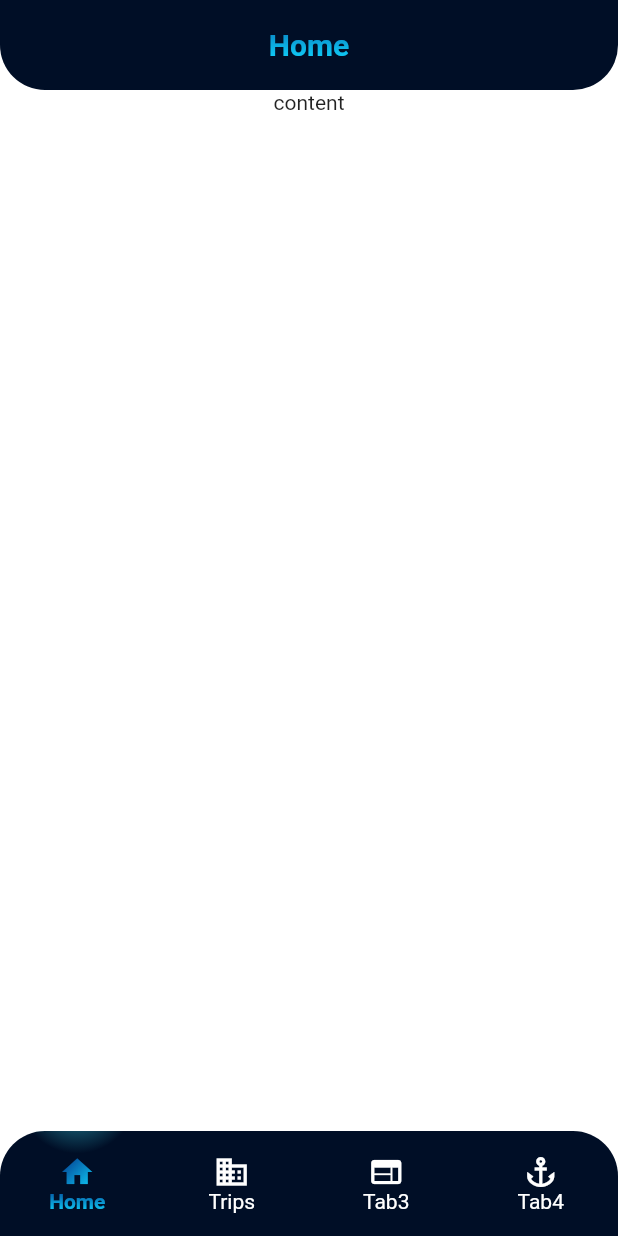
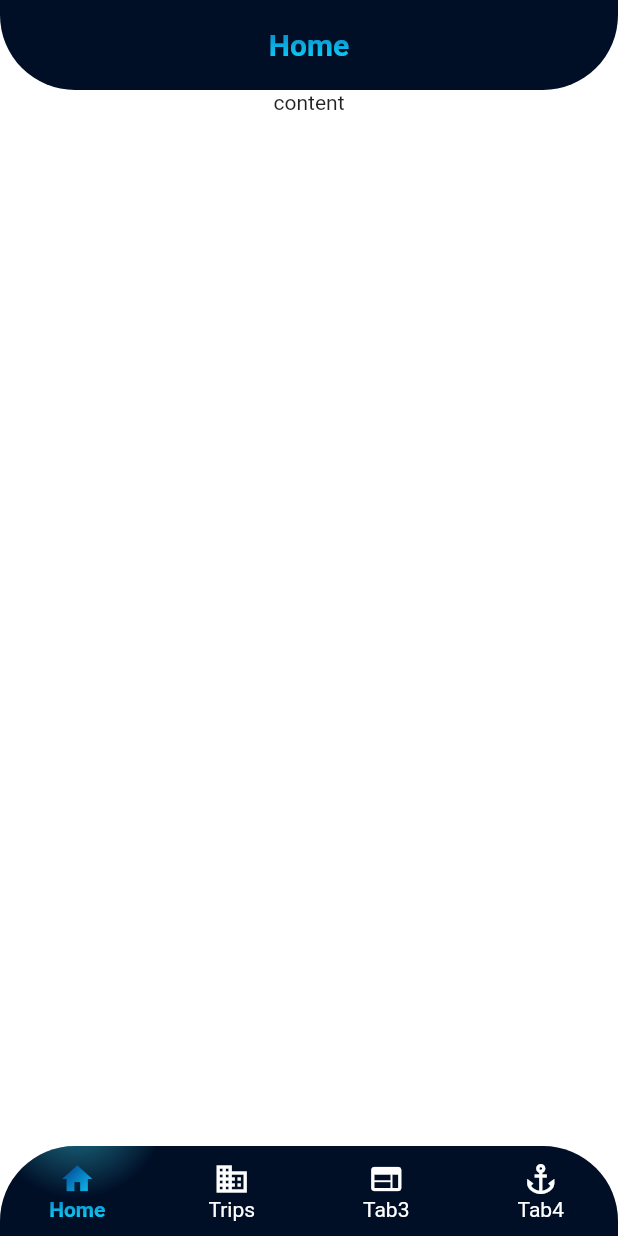
Before and after one commit to rdneagu/flutter_tripity, a Flutter app: the HomeScreen screen opened directly, on a phone screen of 412 x 824 dp. Run offline on Flutter 3.47's test engine with Material 2 defaults, Android fonts, the phone set to English and light mode, and no system bars; our stand-ins replace mobx; generated files the repository leaves out were written again.

Commit message:
Adds gradient widgets for icon and text

```diff
--- a/lib/constants.dart
+++ b/lib/constants.dart
@@ -8,9 +8,9 @@ const Color kWhite = Color(0xFFFFFFFF);
 const Color kGrey = Color(0xFFF4F5F7);
 const Color kBlack = Color(0xFF2D3243);
 
-const Color kNavigationBarColor = Color(0xFF000E26);
+const Color kDarkestBlue = Color(0xFF000E26);
 const List<Color> kNavigationBarSelectedGradient = [Color(0xFF002B80), Color(0xFF40EAFF)];
-const List<Color> kNavigationBarSelectedGlow = [Color(0xAA40EAFF), Color(0x0040EAFF)];
+const List<Color> kNavigationBarSelectedGlow = [Color(0x8840EAFF), Color(0x0040EAFF)];
 
 // Padding
 const double kPaddingS = 8.0;
--- a/lib/screens/authentication/widgets/Header.dart
+++ b/lib/screens/authentication/widgets/Header.dart
@@ -2,7 +2,7 @@ import 'package:flutter/foundation.dart';
 import 'package:flutter/material.dart';
 
 import 'package:flutter_tripity/constants.dart';
-import 'package:flutter_tripity/widgets/Logo.dart';
+import 'package:flutter_tripity/widgets/logo.dart';
 import 'package:flutter_tripity/screens/authentication/widgets/FadeSlideTransition.dart';
 
 class Header extends StatelessWidget {
@@ -19,10 +19,7 @@ class Header extends StatelessWidget {
       child: Column(
         crossAxisAlignment: CrossAxisAlignment.start,
         children: <Widget>[
-          Logo(
-            color: kBlue,
-            size: 48.0,
-          ),
+          Logo(size: 48.0),
           const SizedBox(height: kSpaceM),
           FadeSlideTransition(
             animation: animation,
--- a/lib/screens/home/HomeScreen.dart
+++ b/lib/screens/home/HomeScreen.dart
@@ -32,7 +32,9 @@ class _HomeState extends State<HomeScreen> with SingleTickerProviderStateMixin {
 
   void _updateTabIndex(i) {
     setState(() {
+      if (_currentTabIndex != i) {
         _currentTabIndex = i;
+      }
     });
   }
 
@@ -46,11 +48,12 @@ class _HomeState extends State<HomeScreen> with SingleTickerProviderStateMixin {
             child: Column(
               crossAxisAlignment: CrossAxisAlignment.stretch,
               children: <Widget>[
-                Container(
+                ClipRRect(
+                  borderRadius: BorderRadius.only(bottomRight: Radius.circular(50), bottomLeft: Radius.circular(50)),
+                  child: Container(
                     height: 60.0,
                     decoration: BoxDecoration(
-                    color: kNavigationBarColor,
-                    borderRadius: BorderRadius.only(bottomRight: Radius.circular(30), bottomLeft: Radius.circular(30)),
+                      color: kDarkestBlue,
                     ),
                     child: Row(children: <Widget>[
                       Expanded(
@@ -60,12 +63,13 @@ class _HomeState extends State<HomeScreen> with SingleTickerProviderStateMixin {
                               _tabItems[_currentTabIndex]["label"],
                               style: TextStyle(color: kNavigationBarSelectedGradient[1], fontWeight: FontWeight.w600, fontSize: 20.0),
                             ),
-                          begin: Alignment(0.0, -3),
+                            begin: Alignment(0.0, -3.0),
                             end: Alignment.bottomCenter,
                           ),
                         ),
-                    )
+                      ),
                     ]),
+                  ),
                 ),
                 Expanded(
                   child: Column(
--- a/lib/screens/onboarding/OnboardingScreen.dart
+++ b/lib/screens/onboarding/OnboardingScreen.dart
@@ -215,13 +215,26 @@ class _OnboardingState extends State<OnboardingScreen> with TickerProviderStateM
       body: Stack(
         children: <Widget>[
           SafeArea(
+            child: Column(
+              children: <Widget>[
+                Container(
+                  height: 60.0,
+                  decoration: BoxDecoration(
+                    color: kDarkestBlue,
+                    borderRadius: BorderRadius.only(bottomRight: Radius.circular(50), bottomLeft: Radius.circular(50)),
+                  ),
+                  child: Padding(
+                    padding: const EdgeInsets.symmetric(horizontal: kPaddingL),
+                    child: Header(
+                      onSkip: () async => await _goToLogin(),
+                    ),
+                  ),
+                ),
+                Expanded(
                   child: Padding(
                     padding: const EdgeInsets.all(kPaddingL),
                     child: Column(
                       children: <Widget>[
-                  Header(
-                    onSkip: () async => await _goToLogin(),
-                  ),
                         Expanded(
                           child: _getPage(),
                         ),
@@ -242,6 +255,9 @@ class _OnboardingState extends State<OnboardingScreen> with TickerProviderStateM
                     ),
                   ),
                 ),
+              ],
+            ),
+          ),
           AnimatedBuilder(
             animation: _rippleAnimation,
             builder: (_, Widget child) {
--- a/lib/screens/onboarding/widgets/Header.dart
+++ b/lib/screens/onboarding/widgets/Header.dart
@@ -2,7 +2,7 @@ import 'package:flutter/foundation.dart';
 import 'package:flutter/material.dart';
 
 import 'package:flutter_tripity/constants.dart';
-import 'package:flutter_tripity/widgets/Logo.dart';
+import 'package:flutter_tripity/widgets/logo.dart';
 
 class Header extends StatelessWidget {
   final VoidCallback onSkip;
@@ -16,16 +16,12 @@ class Header extends StatelessWidget {
     return Row(
       mainAxisAlignment: MainAxisAlignment.spaceBetween,
       children: <Widget>[
-        Logo(
-          color: kWhite,
-          size: 32.0,
-        ),
+        Logo(size: 32.0),
         GestureDetector(
           onTap: onSkip,
           child: Text(
             'Skip',
-            style:
-                Theme.of(context).textTheme.subtitle1.copyWith(color: kWhite),
+            style: Theme.of(context).textTheme.subtitle1.copyWith(color: kWhite),
           ),
         ),
       ],
--- a/lib/widgets/Logo.dart
+++ b/lib/widgets/Logo.dart
@@ -1,27 +1,35 @@
-import 'dart:math';
-
-import 'package:flutter/foundation.dart';
+// import 'package:flutter/foundation.dart';
 import 'package:flutter/material.dart';
 
+import 'package:flutter_tripity/constants.dart';
+import 'package:flutter_tripity/widgets/gradient_text.dart';
+import 'package:flutter_tripity/widgets/gradient_icon.dart';
+
+import 'package:flutter_tripity/widgets/linear_gradient_mask.dart';
+
 class Logo extends StatelessWidget {
-  final Color color;
   final double size;
 
   const Logo({
-    @required this.color,
     @required this.size,
-  })  : assert(color != null),
-        assert(size != null);
+  }) : assert(size != null);
 
   @override
   Widget build(BuildContext context) {
-    return Transform.rotate(
-      angle: -pi / 4,
-      child: Icon(
-        Icons.format_bold,
-        color: color,
-        size: size,
-      ),
+    return Row(
+      children: <Widget>[
+        GradientIcon(
+          icon: Icons.explore_outlined,
+          size: size,
+        ),
+        Container(
+          margin: EdgeInsets.only(left: 8.0),
+          child: GradientText(
+            text: 'Tripity',
+            style: TextStyle(fontSize: size / 2),
+          ),
+        ),
+      ],
     );
   }
 }
--- a/lib/widgets/bottom_navigation_bar.dart
+++ b/lib/widgets/bottom_navigation_bar.dart
@@ -43,12 +43,14 @@ class CustomBottomNavigationBarState extends State<CustomBottomNavigationBar> {
       );
       items.add(item);
     }
-    return Container(
-      decoration: BoxDecoration(
-        color: kNavigationBarColor,
-        borderRadius: BorderRadius.only(topRight: Radius.circular(30), topLeft: Radius.circular(30)),
+    return ClipRRect(
+      borderRadius: BorderRadius.only(topRight: Radius.circular(50), topLeft: Radius.circular(50)),
+      child: Container(
+        decoration: BoxDecoration(
+          color: kDarkestBlue,
+        ),
+        child: Row(mainAxisAlignment: MainAxisAlignment.center, children: items),
       ),
-      child: Row(mainAxisAlignment: MainAxisAlignment.center, children: items),
     );
   }
 
--- a/lib/widgets/bottom_navigation_bar_item.dart
+++ b/lib/widgets/bottom_navigation_bar_item.dart
@@ -4,6 +4,8 @@ import 'package:flutter/material.dart';
 import 'package:flutter_tripity/constants.dart';
 
 import 'package:flutter_tripity/widgets/linear_gradient_mask.dart';
+import 'package:flutter_tripity/widgets/gradient_text.dart';
+import 'package:flutter_tripity/widgets/gradient_icon.dart';
 
 class CustomBottomNavigationBarItem extends StatelessWidget {
   final int id;
@@ -21,24 +23,21 @@ class CustomBottomNavigationBarItem extends StatelessWidget {
   });
 
   Widget get renderItemGlow {
-    if (selected) {
     return Positioned(
       top: 0,
       left: 0,
       right: 0,
       child: Container(
-          height: 50,
+        height: 100,
         decoration: BoxDecoration(
           gradient: RadialGradient(
-              center: Alignment(0.0, -2.0),
-              radius: 0.8,
+            center: Alignment(0.0, -1.5),
+            radius: 0.6,
             colors: kNavigationBarSelectedGlow,
           ),
         ),
       ),
     );
-    }
-    return Positioned(child: Container());
   }
 
   Widget get renderItemButton {
@@ -52,20 +51,12 @@ class CustomBottomNavigationBarItem extends StatelessWidget {
     ];
     if (selected) {
       inner = [
-        LinearGradientMask(child: Icon(icon, color: kNavigationBarSelectedGradient[1])),
-        LinearGradientMask(
-          child: Text(
-            label,
-            textAlign: TextAlign.center,
-            style: TextStyle(color: kNavigationBarSelectedGradient[1], fontWeight: FontWeight.w600),
-          ),
-          begin: Alignment(0.0, -1.5),
-          end: Alignment.bottomCenter,
-        ),
+        GradientIcon(icon: icon),
+        GradientText(text: label),
       ];
     }
     return Padding(
-      padding: EdgeInsets.symmetric(vertical: 15.0),
+      padding: EdgeInsets.symmetric(vertical: 10.0),
       child: Column(
         children: inner,
       ),
@@ -76,16 +67,14 @@ class CustomBottomNavigationBarItem extends StatelessWidget {
   Widget build(BuildContext context) {
     return Expanded(
       child: Stack(
+        overflow: Overflow.clip,
         children: [
-          renderItemGlow,
+          if (selected) renderItemGlow,
           Align(
             alignment: Alignment.center,
-            child: RawMaterialButton(
+            child: GestureDetector(
               child: renderItemButton,
-              focusColor: Colors.transparent,
-              highlightColor: Colors.transparent,
-              splashColor: Colors.transparent,
-              onPressed: () => onTap(id),
+              onTap: () => onTap(id),
             ),
           ),
         ],
--- /dev/null
+++ b/lib/widgets/gradient_icon.dart
@@ -0,0 +1,31 @@
+import 'package:flutter/material.dart';
+
+import 'package:flutter_tripity/constants.dart';
+
+import 'package:flutter_tripity/widgets/linear_gradient_mask.dart';
+
+class GradientIcon extends StatelessWidget {
+  final IconData icon;
+  final Color color;
+  final List<Color> colors;
+  final double size;
+
+  const GradientIcon({
+    @required this.icon,
+    this.color,
+    this.colors = kNavigationBarSelectedGradient,
+    this.size,
+  });
+
+  @override
+  Widget build(BuildContext context) {
+    return LinearGradientMask(
+      child: Icon(
+        icon,
+        color: color ?? colors[1],
+        size: size,
+      ),
+      colors: colors,
+    );
+  }
+}
--- /dev/null
+++ b/lib/widgets/gradient_text.dart
@@ -0,0 +1,41 @@
+import 'package:flutter/material.dart';
+
+import 'package:flutter_tripity/constants.dart';
+
+import 'package:flutter_tripity/widgets/linear_gradient_mask.dart';
+import 'package:flutter_tripity/widgets/styled_text.dart';
+
+class GradientText extends StatelessWidget {
+  final String text;
+  final Color color;
+  final List<Color> colors;
+  final TextStyle style;
+  final TextAlign align;
+
+  const GradientText({
+    @required this.text,
+    this.color,
+    this.colors = kNavigationBarSelectedGradient,
+    this.style,
+    this.align,
+  });
+
+  @override
+  Widget build(BuildContext context) {
+    TextStyle customStyle = TextStyle(
+      color: color ?? colors[1],
+      fontWeight: FontWeight.bold,
+    ).merge(style);
+
+    return LinearGradientMask(
+      child: StyledText(
+        text: text,
+        style: customStyle,
+        align: align,
+      ),
+      begin: Alignment(0.0, -3.0),
+      end: Alignment.bottomCenter,
+      colors: colors,
+    );
+  }
+}
--- a/lib/widgets/linear_gradient_mask.dart
+++ b/lib/widgets/linear_gradient_mask.dart
@@ -5,12 +5,14 @@ import 'package:flutter_tripity/constants.dart';
 class LinearGradientMask extends StatelessWidget {
   final Alignment begin;
   final Alignment end;
+  final List<Color> colors;
   final Widget child;
 
   const LinearGradientMask({
     @required this.child,
     this.begin = Alignment.topLeft,
     this.end = Alignment.bottomRight,
+    this.colors = kNavigationBarSelectedGradient,
   });
 
   @override
@@ -19,7 +21,7 @@ class LinearGradientMask extends StatelessWidget {
       shaderCallback: (bounds) => LinearGradient(
         begin: begin,
         end: end,
-        colors: kNavigationBarSelectedGradient,
+        colors: colors,
         tileMode: TileMode.clamp,
       ).createShader(bounds),
       child: child,
--- /dev/null
+++ b/lib/widgets/styled_text.dart
@@ -0,0 +1,30 @@
+import 'package:flutter/material.dart';
+
+import 'package:flutter_tripity/constants.dart';
+
+class StyledText extends StatelessWidget {
+  final String text;
+  final TextStyle style;
+  final TextAlign align;
+
+  const StyledText({
+    @required this.text,
+    this.style,
+    this.align = TextAlign.start,
+  });
+
+  @override
+  Widget build(BuildContext context) {
+    TextStyle customStyle = TextStyle(
+      color: kWhite,
+      fontWeight: FontWeight.normal,
+      fontSize: 14.0,
+    ).merge(style);
+
+    return Text(
+      text,
+      style: customStyle,
+      textAlign: align,
+    );
+  }
+}
```
Lines whose indentation alone changed are shown as unchanged.
